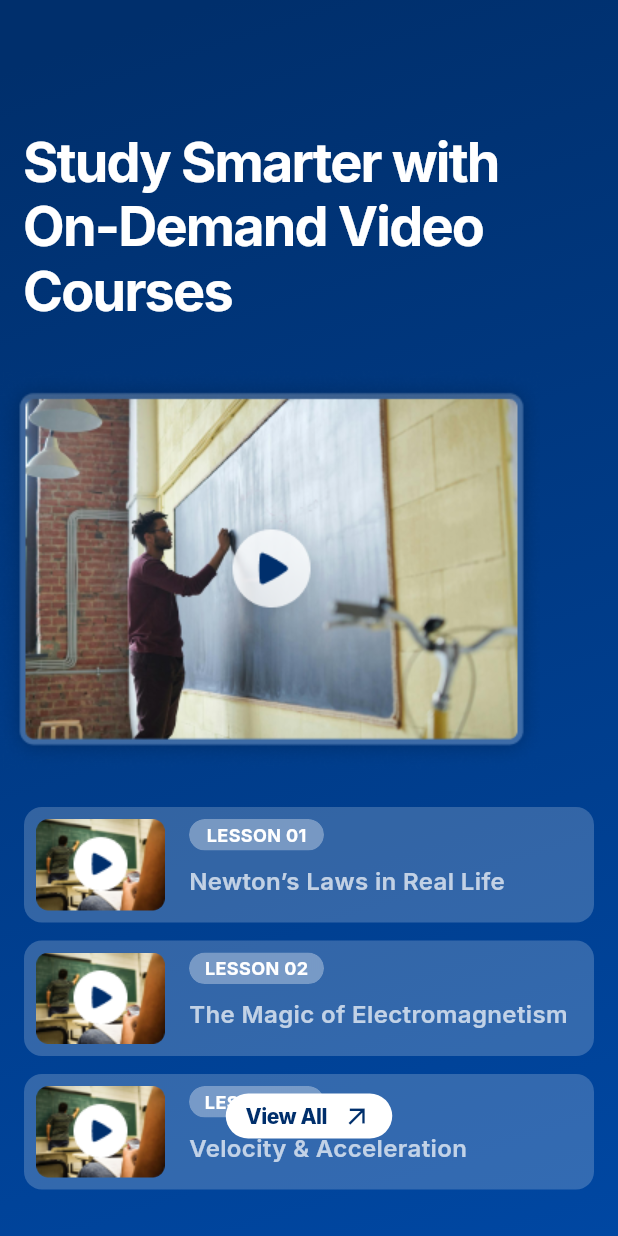
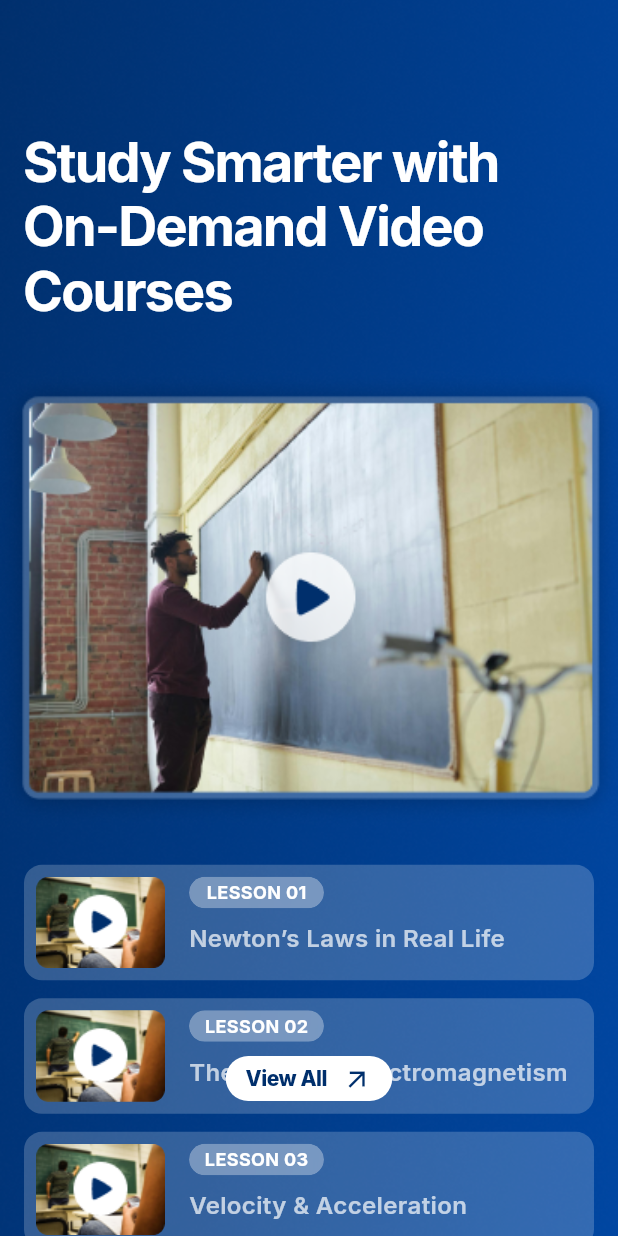
Before and after one commit to dimuthu1997/ui_assignment, a Flutter app: the VideoCourseSection widget shown alone on an empty page, opened directly, on a phone screen of 412 x 824 dp. Run offline on Flutter 3.47's test engine with Material 3 defaults, Android fonts, the phone set to English and light mode, and no system bars; our stand-ins replace google_fonts.

Commit message:
second sector finish

```diff
--- a/lib/video_course_section.dart
+++ b/lib/video_course_section.dart
@@ -26,16 +26,101 @@ class VideoCourseSection extends StatelessWidget {
 
   @override
   Widget build(BuildContext context) {
+    return LayoutBuilder(
+      builder: (context, constraints) {
+        final isWide = constraints.maxWidth > 900;
+
         return Container(
-      decoration: const BoxDecoration(
-        gradient: LinearGradient(
-          begin: Alignment(-0.29, -1.0),
-          end: Alignment(1.0, 1.0),
-          colors: [Color(0xFF002F6C), Color(0xFF0047A2)],
+          decoration: BoxDecoration(
+            image: DecorationImage(
+              image:
+                  isWide
+                      ? AssetImage('assets/images/b2.png')
+                      : AssetImage('assets/images/m2.png'),
+              fit: BoxFit.cover,
             ),
           ),
+          padding: EdgeInsets.only(
+            left: isWide ? 112 : 0,
+            right: isWide ? 112 : 0,
+            top: isWide ? 158 : 0,
+            bottom: isWide ? 172 : 0,
+          ),
+          child:
+              isWide
+                  ? Row(
+                    crossAxisAlignment: CrossAxisAlignment.start,
+                    children: [
+                      Expanded(
+                        flex: 1,
                         child: Stack(
-        clipBehavior: Clip.none,
+                          children: [
+                            Column(
+                              crossAxisAlignment: CrossAxisAlignment.start,
+                              children: [
+                                Text(
+                                  "Study Smarter \nwith On-Demand \nVideo Courses",
+                                  style: GoogleFonts.inter(
+                                    fontSize: 48,
+                                    fontWeight: FontWeight.w700,
+                                    height: 1.2,
+                                    letterSpacing: -1.2,
+                                    color: Colors.white,
+                                  ),
+                                ),
+                                const SizedBox(height: 32),
+                                ...cardData
+                                    .map((item) => _buildCourseCard(item))
+                                    .toList(),
+                                const SizedBox(height: 80),
+                              ],
+                            ),
+
+                            Positioned(
+                              bottom: 75,
+                              left: 0,
+                              right: 0,
+                              child: Center(
+                                child: RoundedButton(
+                                  width: 111,
+                                  label: "View All",
+                                  labelStyle: GoogleFonts.inter(
+                                    fontSize: 14,
+                                    fontWeight: FontWeight.w800,
+                                    height: 1.0,
+                                    letterSpacing: -0.3,
+                                    color: const Color(0xff002F6C),
+                                  ),
+                                  color: Colors.white,
+                                  icon: const Icon(
+                                    Icons.arrow_outward,
+                                    color: Color(0xff002F6C),
+                                    size: 20,
+                                  ),
+                                  radius: 50,
+                                  boarderWidth: 2,
+                                  height: 30,
+                                  textColor: const Color(0xff002F6C),
+                                  isIconRight: true,
+                                ),
+                              ),
+                            ),
+                          ],
+                        ),
+                      ),
+
+                      const SizedBox(width: 102),
+
+                      Expanded(
+                        flex: 2,
+                        child: Image.asset(
+                          'assets/images/image2_web.png',
+                          fit: BoxFit.cover,
+                        ),
+                      ),
+                    ],
+                  )
+                  : Stack(
                     children: [
                       Column(
                         crossAxisAlignment: CrossAxisAlignment.start,
@@ -44,7 +129,7 @@ class VideoCourseSection extends StatelessWidget {
                           Padding(
                             padding: const EdgeInsets.symmetric(horizontal: 16),
                             child: Text(
-                  "Study Smarter with On-Demand Video Courses",
+                              "Study Smarter with \nOn-Demand Video \nCourses",
                               style: GoogleFonts.inter(
                                 fontSize: 36,
                                 fontWeight: FontWeight.w700,
@@ -55,15 +140,28 @@ class VideoCourseSection extends StatelessWidget {
                             ),
                           ),
                           const SizedBox(height: 32),
-              Image.asset('assets/images/image2_mobile.png', fit: BoxFit.cover),
+                          Image.asset(
+                            'assets/images/image2_mobile.png',
+                            fit: BoxFit.cover,
+                            width: double.infinity,
+                          ),
                           const SizedBox(height: 24),
-              ...cardData.map((item) => _buildCourseCard(item)).toList(),
-              const SizedBox(height: 70),
+                          ...cardData
+                              .map(
+                                (item) => Padding(
+                                  padding: const EdgeInsets.symmetric(
+                                    horizontal: 16,
+                                  ),
+                                  child: _buildCourseCard(item),
+                                ),
+                              )
+                              .toList(),
+                          const SizedBox(height: 95),
                         ],
                       ),
 
                       Positioned(
-            bottom: 65,
+                        bottom: 90,
                         left: 0,
                         right: 0,
                         child: Center(
@@ -94,13 +192,14 @@ class VideoCourseSection extends StatelessWidget {
                     ],
                   ),
         );
+      },
+    );
   }
 
   Widget _buildCourseCard(Map<String, String> item) {
     return Padding(
-      padding: const EdgeInsets.symmetric(horizontal: 16),
+      padding: const EdgeInsets.only(bottom: 12),
       child: Container(
-        margin: const EdgeInsets.only(bottom: 12),
         padding: const EdgeInsets.all(8),
         decoration: BoxDecoration(
           color: Colors.white.withOpacity(0.2),
```
Also changed, not shown: assets/images/b1.png (deleted), assets/images/image2_web.png (added), assets/images/m2.png (added). Lines whose indentation alone changed are shown as unchanged.
